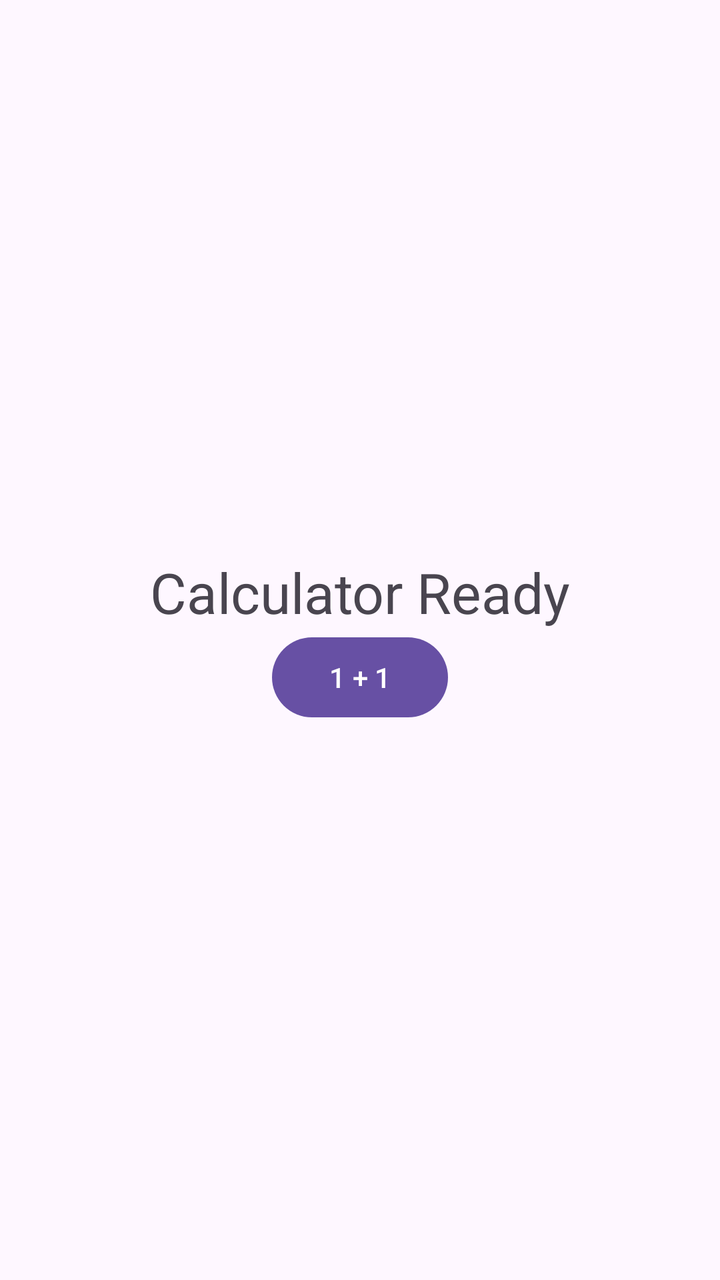
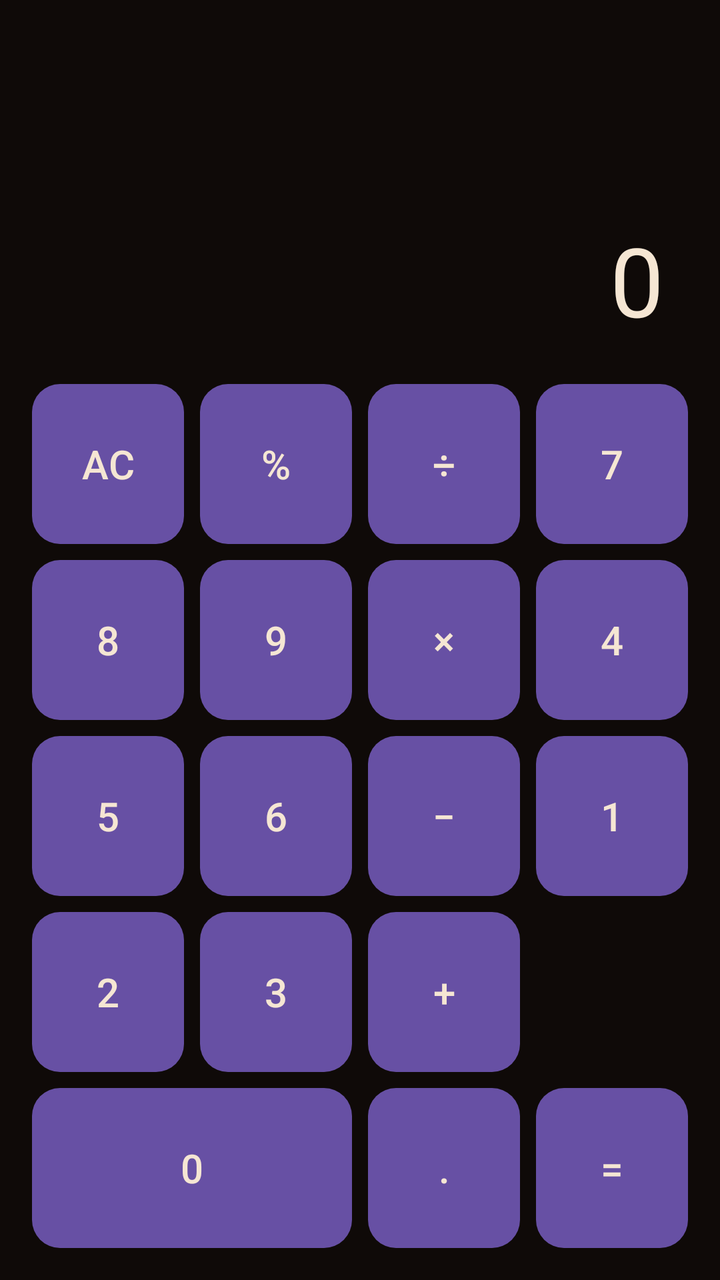

An Android layout rendered at two revisions. The XML below is the earlier revision; the diff shows what the commit changed to produce the second picture.
<!-- AndroidManifest.xml: application theme Theme.Material3.DayNight.NoActionBar -->
<!-- res/layout/activity_main.xml -->
<?xml version="1.0" encoding="utf-8"?>
<LinearLayout xmlns:android="http://schemas.android.com/apk/res/android"
    android:layout_width="match_parent"
    android:layout_height="match_parent"
    android:orientation="vertical"
    android:gravity="center"
    android:padding="24dp">

    <TextView
        android:id="@+id/display"
        android:layout_width="match_parent"
        android:layout_height="wrap_content"
        android:text="Calculator Ready"
        android:textSize="28sp"
        android:gravity="center"/>

    <Button
        android:id="@+id/btnTest"
        android:layout_width="wrap_content"
        android:layout_height="wrap_content"
        android:text="1 + 1"/>
</LinearLayout>
<!-- resources referenced by this layout -->
<resources>

</resources>

<!-- the commit's change to res/layout/activity_main.xml (unified diff, before → after) -->
@@ -3,20 +3,51 @@
     android:layout_width="match_parent"
     android:layout_height="match_parent"
     android:orientation="vertical"
-    android:gravity="center"
-    android:padding="24dp">
+    android:background="#0F0A08"
+    android:padding="12dp">
 
     <TextView
         android:id="@+id/display"
         android:layout_width="match_parent"
-        android:layout_height="wrap_content"
-        android:text="Calculator Ready"
-        android:textSize="28sp"
-        android:gravity="center"/>
+        android:layout_height="0dp"
+        android:layout_weight="2"
+        android:text="0"
+        android:textColor="#F5E6D3"
+        android:textSize="48sp"
+        android:gravity="bottom|end"
+        android:padding="16dp"/>
 
-    <Button
-        android:id="@+id/btnTest"
-        android:layout_width="wrap_content"
-        android:layout_height="wrap_content"
-        android:text="1 + 1"/>
+    <GridLayout
+        android:layout_width="match_parent"
+        android:layout_height="0dp"
+        android:layout_weight="5"
+        android:columnCount="4"
+        android:useDefaultMargins="true">
+
+        <Button style="@style/CalcBtn" android:id="@+id/btnAC" android:text="AC"/>
+        <Button style="@style/CalcBtn" android:id="@+id/btnPct" android:text="%"/>
+        <Button style="@style/CalcBtn" android:id="@+id/btnDiv" android:text="÷"/>
+
+        <Button style="@style/CalcBtn" android:id="@+id/btn7" android:text="7"/>
+        <Button style="@style/CalcBtn" android:id="@+id/btn8" android:text="8"/>
+        <Button style="@style/CalcBtn" android:id="@+id/btn9" android:text="9"/>
+        <Button style="@style/CalcBtn" android:id="@+id/btnMul" android:text="×"/>
+
+        <Button style="@style/CalcBtn" android:id="@+id/btn4" android:text="4"/>
+        <Button style="@style/CalcBtn" android:id="@+id/btn5" android:text="5"/>
+        <Button style="@style/CalcBtn" android:id="@+id/btn6" android:text="6"/>
+        <Button style="@style/CalcBtn" android:id="@+id/btnSub" android:text="−"/>
+
+        <Button style="@style/CalcBtn" android:id="@+id/btn1" android:text="1"/>
+        <Button style="@style/CalcBtn" android:id="@+id/btn2" android:text="2"/>
+        <Button style="@style/CalcBtn" android:id="@+id/btn3" android:text="3"/>
+        <Button style="@style/CalcBtn" android:id="@+id/btnAdd" android:text="+"/>
+
+        <Button style="@style/CalcBtn"
+            android:id="@+id/btn0"
+            android:text="0"
+            android:layout_columnSpan="2"/>
+        <Button style="@style/CalcBtn" android:id="@+id/btnDot" android:text="."/>
+        <Button style="@style/CalcBtn" android:id="@+id/btnEq" android:text="="/>
+    </GridLayout>
 </LinearLayout>
<!-- resource entries referenced after the edit -->
@@ -1,5 +1,18 @@
 <!-- resources referenced by this layout -->
 <resources>
-
+  <style name="CalcBtn">
+          <item name="android:layout_width">0dp</item>
+          <item name="android:layout_height">0dp</item>
+          <item name="android:layout_rowWeight">1</item>
+          <item name="android:layout_columnWeight">1</item>
+          <item name="android:background">@drawable/btn_normal</item>
+          <item name="android:textColor">#F5E6D3</item>
+          <item name="android:textSize">20sp</item>
+      </style>
+  <!-- drawable btn_normal (drawable) -->
+  <shape xmlns:android="http://schemas.android.com/apk/res/android">
+      <solid android:color="#3A2A23"/>
+      <corners android:radius="14dp"/>
+  </shape>
 </resources>
 
